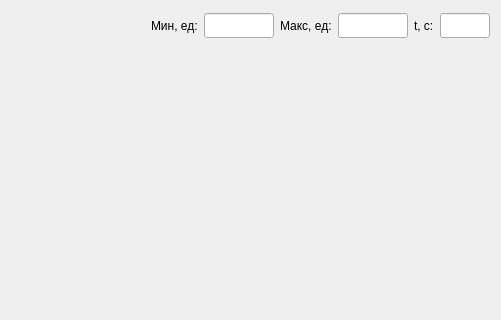
Above: RSCAN_DOSE/src/widgets/widgetgraph.ui from niitfa/RSCAN_DOSE_GUI before the change; both pictures show x 484 to 985 and y 0 to 320 of the 985 by 709 pixel window. Below: the same form after it.
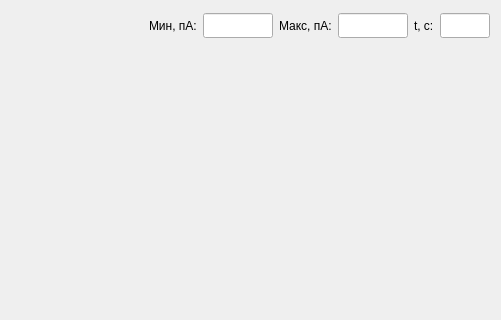
That is the form after the change.

Patch:
```diff
--- a/RSCAN_DOSE/src/widgets/widgetgraph.ui
+++ b/RSCAN_DOSE/src/widgets/widgetgraph.ui
@@ -70,7 +70,7 @@
      <item>
       <widget class="QLabel" name="label_minSignal">
        <property name="text">
-        <string>Мин, ед:</string>
+        <string>Мин, пА:</string>
        </property>
       </widget>
      </item>
@@ -96,7 +96,7 @@
      <item>
       <widget class="QLabel" name="label_maxSignal">
        <property name="text">
-        <string>Макс, ед:</string>
+        <string>Макс, пА:</string>
        </property>
       </widget>
      </item>
```
